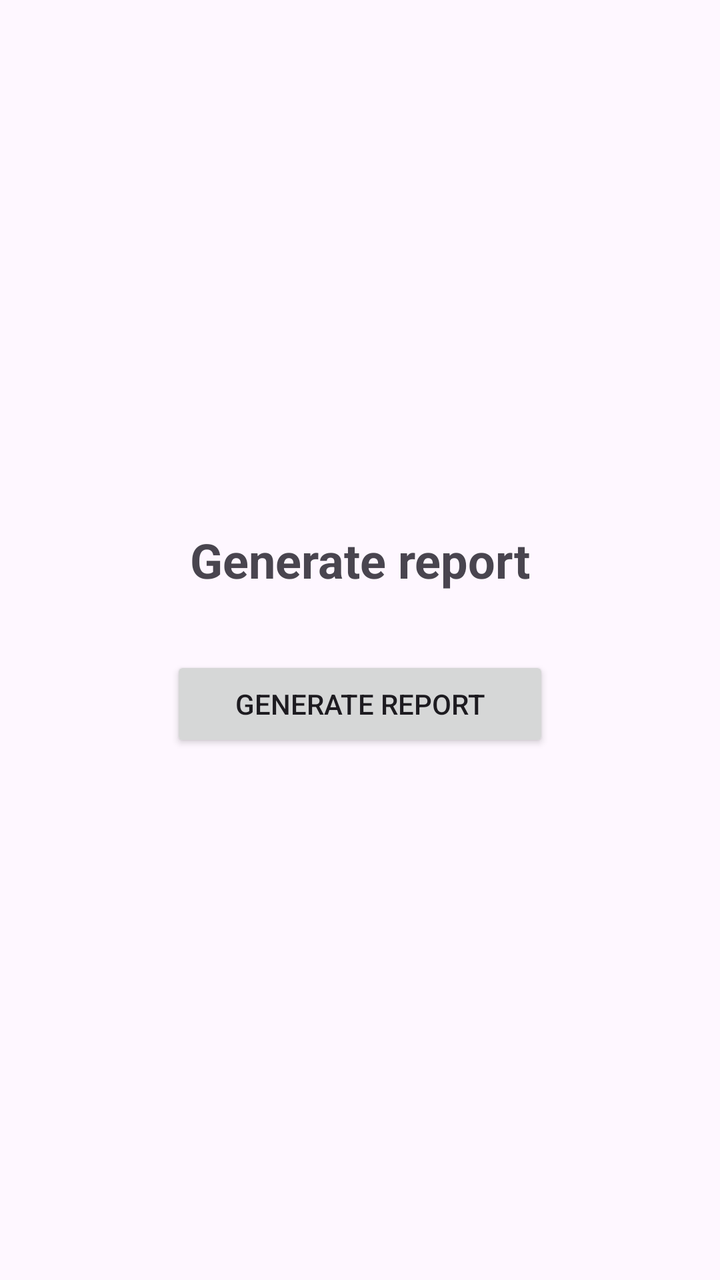
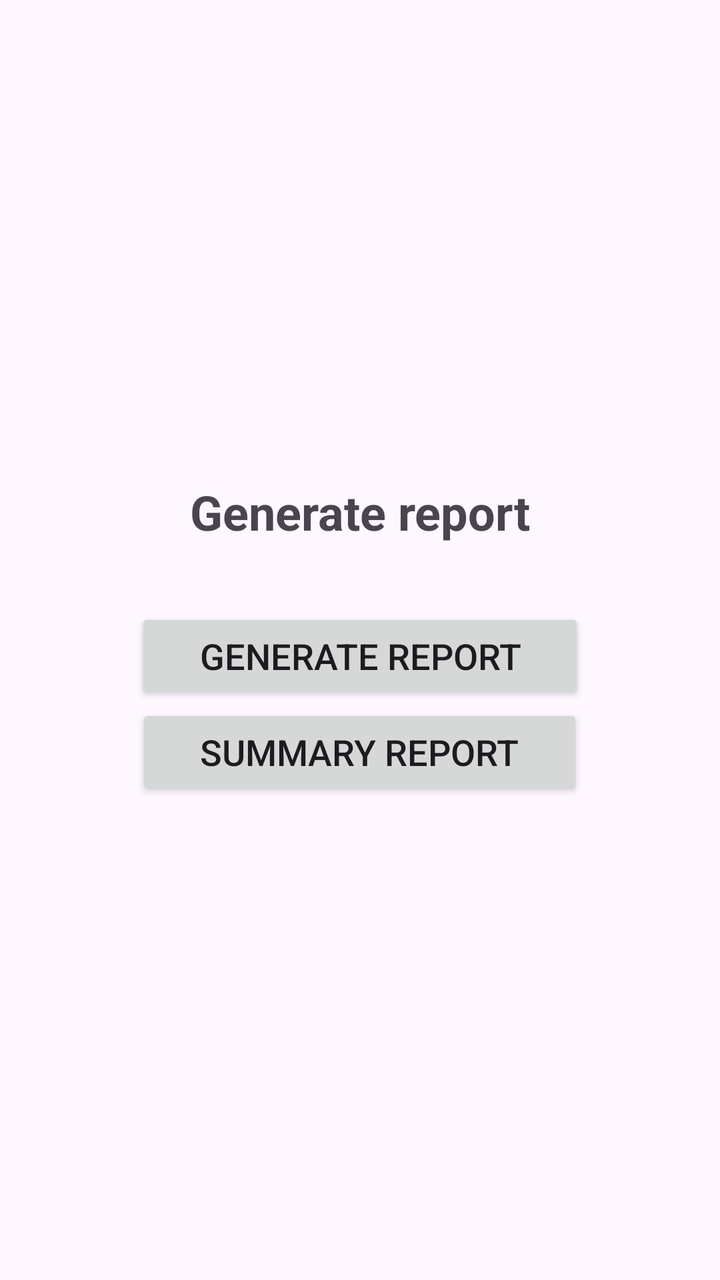

An Android layout rendered at two revisions. The XML below is the earlier revision; the diff shows what the commit changed to produce the second picture.
<!-- AndroidManifest.xml: application theme Theme.D424softwareengineeringcapstonee -->
<!-- res/layout/fragment_reports.xml -->
<?xml version="1.0" encoding="utf-8"?>
    <LinearLayout
    xmlns:android="http://schemas.android.com/apk/res/android"
        android:layout_width="match_parent"
        android:layout_height="match_parent"
        android:orientation="vertical"
        android:gravity="center"
        android:padding="16dp">

        <TextView
            android:layout_width="wrap_content"
            android:layout_height="wrap_content"
            android:text="Generate report"
            android:textSize="24sp"
            android:textStyle="bold"
            android:layout_marginBottom="32dp"/>

        <Button
            android:id="@+id/button_reports"
            android:layout_width="wrap_content"
            android:layout_height="wrap_content"
            android:text="Generate Report"
            android:paddingStart="32dp"
            android:paddingEnd="32dp"/>
    </LinearLayout>
<!-- resources referenced by this layout -->
<resources>
  <style name="Theme.D424softwareengineeringcapstonee" parent="Base.Theme.D424softwareengineeringcapstonee" />
  <style name="Base.Theme.D424softwareengineeringcapstonee" parent="Theme.Material3.DayNight">
          
          
      </style>
</resources>

<!-- the commit's change to res/layout/fragment_reports.xml (unified diff, before → after) -->
@@ -20,6 +20,15 @@
             android:layout_width="wrap_content"
             android:layout_height="wrap_content"
             android:text="Generate Report"
+            android:textSize="18sp"
+            android:paddingStart="32dp"
+            android:paddingEnd="32dp"/>
+        <Button
+            android:id="@+id/button_summary"
+            android:layout_width="wrap_content"
+            android:layout_height="wrap_content"
+            android:text="Summary Report"
+            android:textSize="18sp"
             android:paddingStart="32dp"
             android:paddingEnd="32dp"/>
     </LinearLayout>
